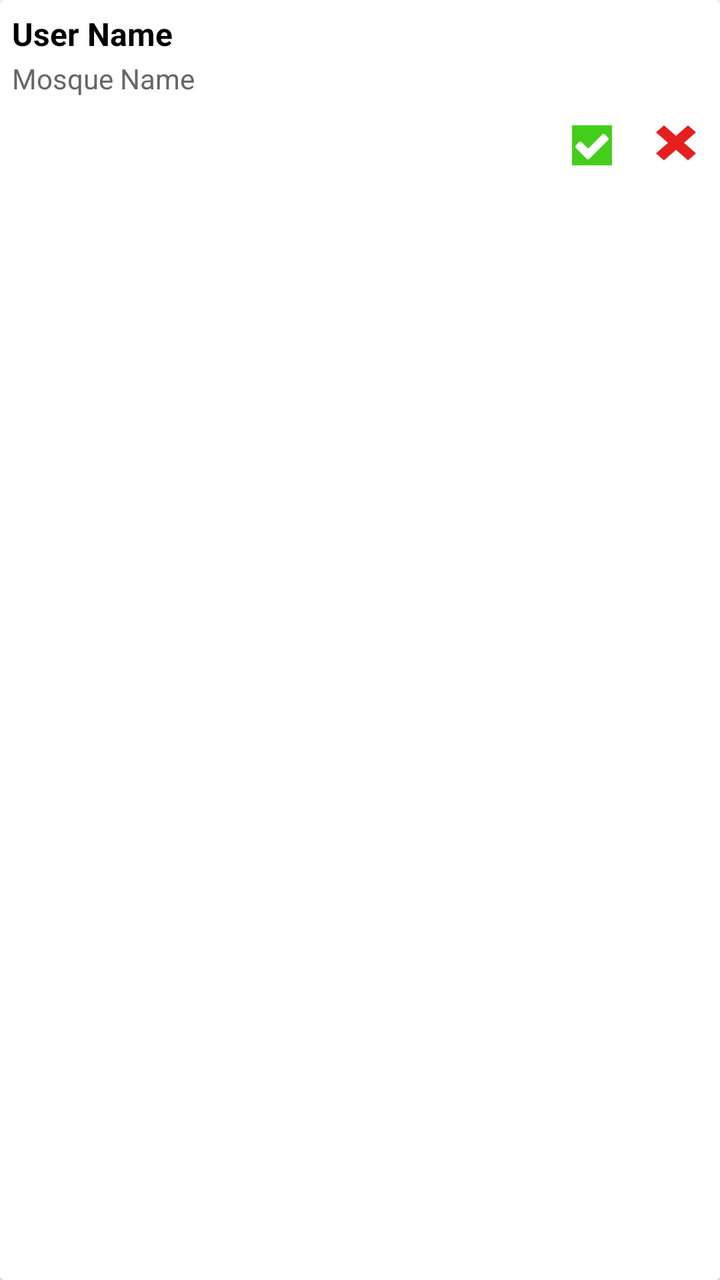
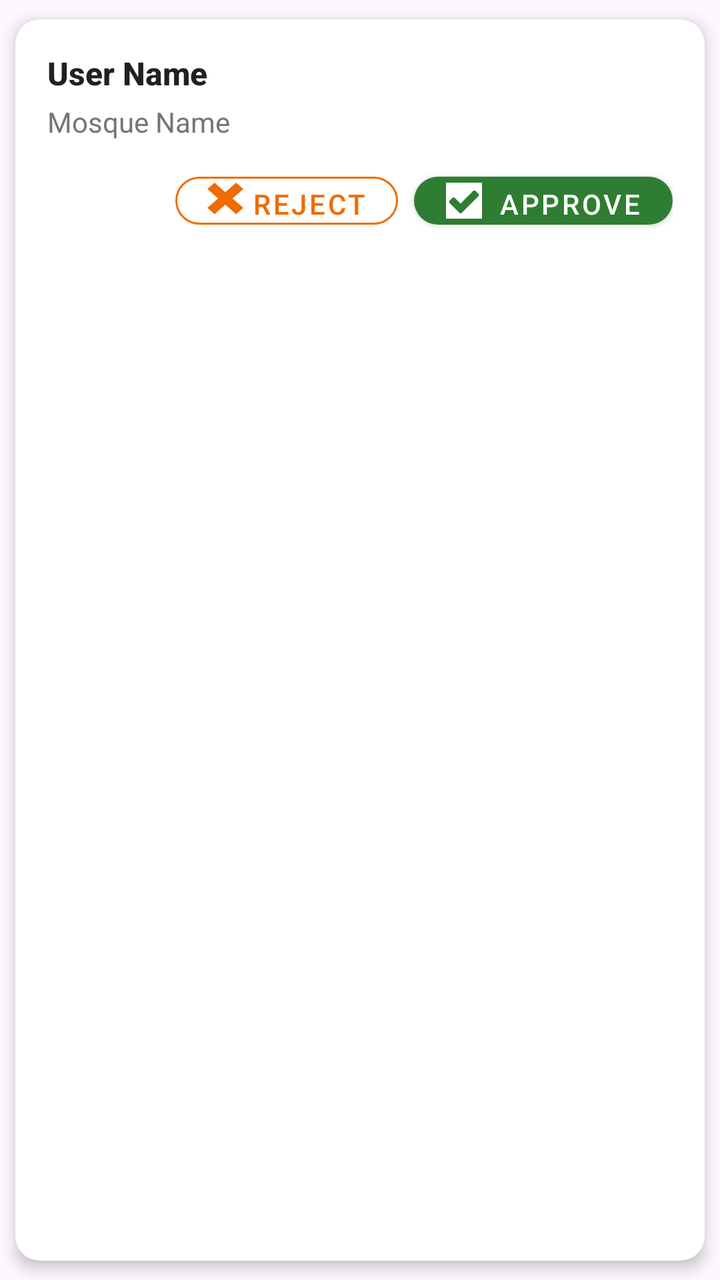

An Android layout rendered at two revisions. The XML below is the earlier revision; the diff shows what the commit changed to produce the second picture.
<!-- AndroidManifest.xml: application theme Theme.Mosque_Management_System -->
<!-- res/layout/fragment_join_request_item.xml -->
<?xml version="1.0" encoding="utf-8"?>
<androidx.cardview.widget.CardView xmlns:android="http://schemas.android.com/apk/res/android"
    xmlns:app="http://schemas.android.com/apk/res-auto"
    android:layout_width="match_parent"
    android:layout_height="wrap_content"
    android:layout_marginBottom="12dp"
    android:elevation="4dp"
    android:radius="12dp"
    android:padding="12dp"
    android:layout_margin="10dp">

    <LinearLayout
        android:layout_width="match_parent"
        android:layout_height="wrap_content"
        android:orientation="vertical"
        android:padding="6dp">

        <TextView
            android:id="@+id/textUserName"
            android:layout_width="match_parent"
            android:layout_height="wrap_content"
            android:text="User Name"
            android:textStyle="bold"
            android:textSize="16sp"
            android:textColor="@color/black" />

        <TextView
            android:id="@+id/textMosqueName"
            android:layout_width="match_parent"
            android:layout_height="wrap_content"
            android:text="Mosque Name"
            android:textSize="14sp"
            android:textColor="@color/dark_gray"
            android:layout_marginTop="2dp" />

        <LinearLayout
            android:layout_width="match_parent"
            android:layout_height="wrap_content"
            android:orientation="horizontal"
            android:gravity="end"
            android:layout_marginTop="8dp">

            <ImageView
                android:id="@+id/btnApprove"
                android:layout_width="32dp"
                android:layout_height="32dp"
                android:src="@drawable/ic_check"
                android:contentDescription="Approve"
                android:padding="6dp"
                android:background="?attr/selectableItemBackgroundBorderless"
                app:tint="#44CE1B" />

            <ImageView
                android:id="@+id/btnReject"
                android:layout_width="32dp"
                android:layout_height="32dp"
                android:src="@drawable/ic_close"
                android:contentDescription="Reject"
                android:padding="6dp"
                android:background="?attr/selectableItemBackgroundBorderless"
                android:layout_marginStart="10dp"
                app:tint="#e51f1f" />
        </LinearLayout>
    </LinearLayout>
</androidx.cardview.widget.CardView>
<!-- resources referenced by this layout -->
<resources>
  <color name="black">#000000</color>
  <color name="dark_gray">#666666</color>
  <!-- drawable ic_check (drawable) -->
  <vector xmlns:android="http://schemas.android.com/apk/res/android"
      android:width="24dp"
      android:height="24dp"
      android:viewportWidth="24"
      android:viewportHeight="24"
      android:tint="#000000">
  
      <group
          android:scaleX="0.0423"
          android:scaleY="0.0423"
          android:translateX="0"
          android:translateY="0">
  
          <path
              android:fillColor="#000000"
              android:pathData="M0,567.119h567.123V0.004H0V567.119z
                  M56.818,283.477l43.556,-43.568c5.404,-5.404,11.812,-8.109,19.217,-8.109
                  c7.399,0,13.807,2.705,19.217,8.109l90.092,90.105l199.408,-199.409
                  c5.404,-5.404,11.811,-8.121,19.217,-8.121c7.398,0,13.807,2.717,19.217,8.121
                  l43.557,43.55c5.402,5.422,8.113,11.824,8.113,19.217c0,7.405,-2.711,13.813,-8.113,19.217
                  L248.117,474.764c-5.41,5.422,-11.818,8.121,-19.217,8.121
                  c-7.405,0,-13.813,-2.705,-19.217,-8.121L56.818,321.91
                  c-5.41,-5.404,-8.115,-11.812,-8.115,-19.217C48.703,295.287,51.402,288.881,56.818,283.477z" />
      </group>
  </vector>
  <!-- drawable ic_close (drawable) -->
  <vector xmlns:android="http://schemas.android.com/apk/res/android"
      android:width="24dp"
      android:height="24dp"
      android:viewportWidth="24"
      android:viewportHeight="24"
      android:tint="#000000">
  
      <group
          android:scaleX="3"
          android:scaleY="3">
  
          <path
              android:fillColor="#000000"
              android:pathData="M5.6,3.5 L8,5.6 L6.4,7 L4,4.9 L1.6,7 L0,5.6 L2.4,3.5 L0,1.4 L1.6,0 L4,2.1 L6.4,0 L8,1.4 Z"/>
      </group>
  </vector>
  <style name="Theme.Mosque_Management_System" parent="Base.Theme.Mosque_Management_System" />
  <style name="Base.Theme.Mosque_Management_System" parent="Theme.Material3.DayNight.NoActionBar">
          <item name="colorPrimary">@color/primary</item>
          <item name="colorPrimaryVariant">@color/dark_blue</item>
          <item name="colorOnPrimary">@color/white</item>
          <item name="colorSecondary">@color/dark_green</item>
          <item name="colorTertiary">@color/primary</item>
          <item name="colorSurface">@color/light_gray</item>
          <item name="android:statusBarColor">@color/primary</item>
      </style>
  <color name="primary">#1E3A8A</color>
  <color name="dark_blue">#122C66</color>
  <color name="white">#FFFFFFFF</color>
  <color name="dark_green">#006400</color>
  <color name="light_gray">#F5F5F5</color>
</resources>

<!-- the commit's change to res/layout/fragment_join_request_item.xml (unified diff, before → after) -->
@@ -3,63 +3,86 @@
     xmlns:app="http://schemas.android.com/apk/res-auto"
     android:layout_width="match_parent"
     android:layout_height="wrap_content"
-    android:layout_marginBottom="12dp"
-    android:elevation="4dp"
-    android:radius="12dp"
-    android:padding="12dp"
-    android:layout_margin="10dp">
+    android:layout_marginHorizontal="16dp"
+    android:layout_marginVertical="8dp"
+    android:elevation="2dp"
+    app:cardCornerRadius="12dp"
+    app:cardBackgroundColor="@color/white"
+    app:cardElevation="4dp"
+    app:cardUseCompatPadding="true">
 
     <LinearLayout
         android:layout_width="match_parent"
         android:layout_height="wrap_content"
         android:orientation="vertical"
-        android:padding="6dp">
+        android:padding="16dp">
 
-        <TextView
-            android:id="@+id/textUserName"
-            android:layout_width="match_parent"
-            android:layout_height="wrap_content"
-            android:text="User Name"
-            android:textStyle="bold"
-            android:textSize="16sp"
-            android:textColor="@color/black" />
-
-        <TextView
-            android:id="@+id/textMosqueName"
-            android:layout_width="match_parent"
-            android:layout_height="wrap_content"
-            android:text="Mosque Name"
-            android:textSize="14sp"
-            android:textColor="@color/dark_gray"
-            android:layout_marginTop="2dp" />
-
+        
         <LinearLayout
             android:layout_width="match_parent"
             android:layout_height="wrap_content"
-            android:orientation="horizontal"
+            android:orientation="vertical">
+
+            <TextView
+                android:id="@+id/textUserName"
+                android:layout_width="match_parent"
+                android:layout_height="wrap_content"
+                android:text="User Name"
+                android:textColor="@color/text_primary"
+                android:textSize="16sp"
+                android:textStyle="bold"
+                android:fontFamily="sans-serif-medium"/>
+
+            <TextView
+                android:id="@+id/textMosqueName"
+                android:layout_width="match_parent"
+                android:layout_height="wrap_content"
+                android:layout_marginTop="4dp"
+                android:text="Mosque Name"
+                android:textColor="@color/text_secondary"
+                android:textSize="14sp"
+                android:fontFamily="sans-serif"/>
+        </LinearLayout>
+
+        
+        <LinearLayout
+            android:layout_width="match_parent"
+            android:layout_height="wrap_content"
+            android:layout_marginTop="12dp"
             android:gravity="end"
-            android:layout_marginTop="8dp">
+            android:orientation="horizontal">
 
-            <ImageView
+            
+            <com.google.android.material.button.MaterialButton
+                android:id="@+id/btnReject"
+                style="@style/Widget.MaterialComponents.Button.OutlinedButton"
+                android:layout_width="wrap_content"
+                android:layout_height="36dp"
+                android:layout_marginEnd="8dp"
+                android:minWidth="0dp"
+                android:paddingHorizontal="16dp"
+                android:text="Reject"
+                android:textColor="@color/primary_orange"
+                app:icon="@drawable/ic_close"
+                app:iconTint="@color/primary_orange"
+                app:strokeColor="@color/primary_orange"
+                app:strokeWidth="1dp"
+                app:cornerRadius="18dp"/>
+
+            
+            <com.google.android.material.button.MaterialButton
                 android:id="@+id/btnApprove"
-                android:layout_width="32dp"
-                android:layout_height="32dp"
-                android:src="@drawable/ic_check"
-                android:contentDescription="Approve"
-                android:padding="6dp"
-                android:background="?attr/selectableItemBackgroundBorderless"
-                app:tint="#44CE1B" />
-
-            <ImageView
-                android:id="@+id/btnReject"
-                android:layout_width="32dp"
-                android:layout_height="32dp"
-                android:src="@drawable/ic_close"
-                android:contentDescription="Reject"
-                android:padding="6dp"
-                android:background="?attr/selectableItemBackgroundBorderless"
-                android:layout_marginStart="10dp"
-                app:tint="#e51f1f" />
+                style="@style/Widget.MaterialComponents.Button"
+                android:layout_width="wrap_content"
+                android:layout_height="36dp"
+                android:minWidth="0dp"
+                android:paddingHorizontal="16dp"
+                android:text="Approve"
+                android:textColor="@color/white"
+                app:backgroundTint="@color/primary_green"
+                app:cornerRadius="18dp"
+                app:icon="@drawable/ic_check"
+                app:iconTint="@color/white"/>
         </LinearLayout>
     </LinearLayout>
 </androidx.cardview.widget.CardView>
<!-- resource entries referenced after the edit -->
@@ -1,7 +1,9 @@
 <!-- resources referenced by this layout -->
 <resources>
-  <color name="black">#000000</color>
-  <color name="dark_gray">#666666</color>
+  <color name="primary_green">#2E7D32</color>
+  <color name="primary_orange">#EF6C00</color>
+  <color name="text_primary">#212121</color>
+  <color name="text_secondary">#757575</color>
   <!-- drawable ic_check (drawable) -->
   <vector xmlns:android="http://schemas.android.com/apk/res/android"
       android:width="24dp"
